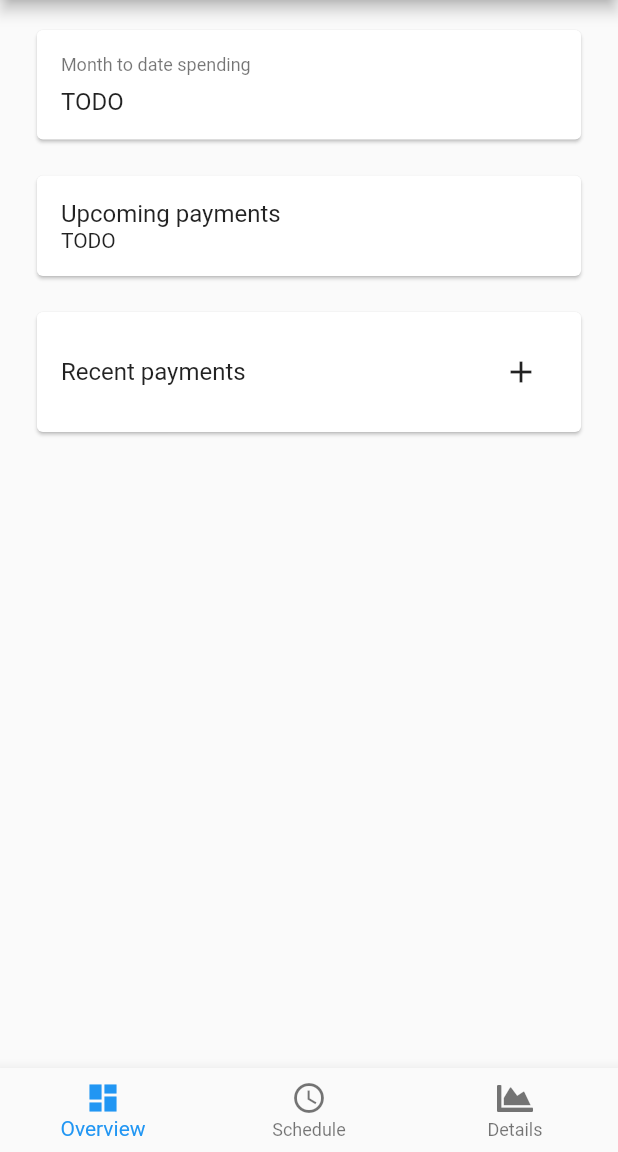
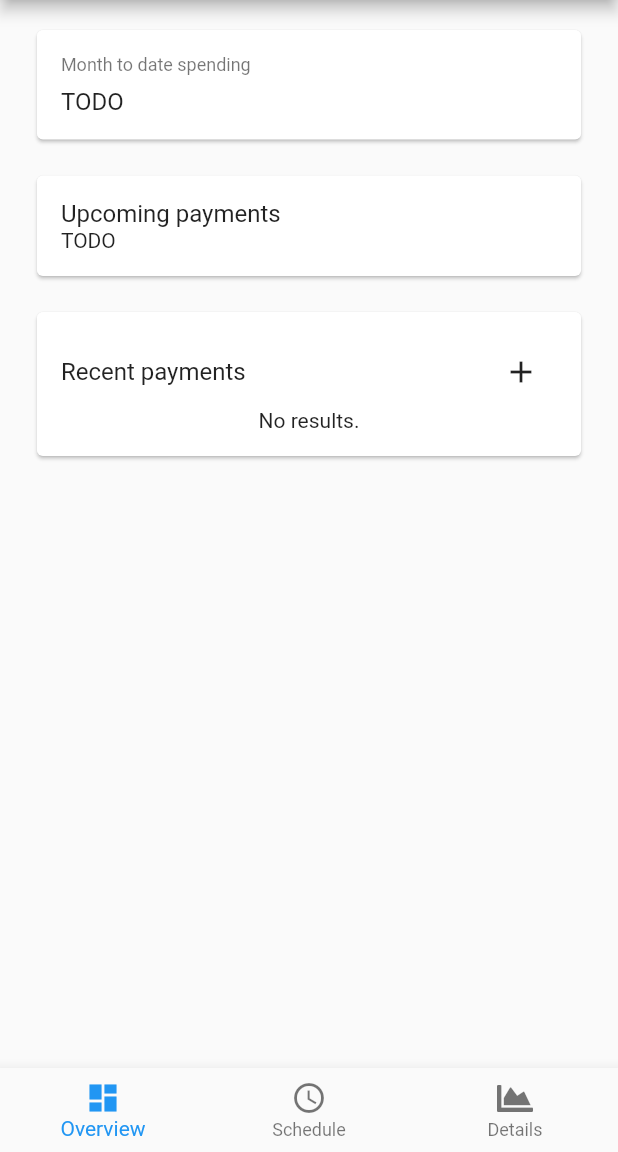
Before and after one commit to niels-hb/consilium, a Flutter app: the screen it shows once a user with an empty profile is signed in, on a phone screen of 412 x 824 dp, the part 84-1236 px from its top. Run offline on Flutter 3.47's test engine with Material 2 defaults, Android fonts, the light colour scheme and no system bars; our stand-ins replace cloud_firestore, firebase_auth, firebase_core, font_awesome_flutter; missing offline and left inert: enum_to_string; accounts and stored records are empty; generated files the repository leaves out were written again.

Commit message:
Added "No results." text when transaction list is empty.

```diff
--- a/lib/l10n/app_de.arb
+++ b/lib/l10n/app_de.arb
@@ -21,5 +21,6 @@
     "latestTransactions": "Letzte Ausgaben",
     "addTransaction": "Zahlung hinzufügen",
     "add": "Hinzufügen",
-    "cancel": "Abbrechen"
+    "cancel": "Abbrechen",
+    "emptyResultSet": "Keine Ergebnisse."
 }
--- a/lib/l10n/app_en.arb
+++ b/lib/l10n/app_en.arb
@@ -48,5 +48,9 @@
     "latestTransactions": "Recent payments",
     "addTransaction": "Add payment",
     "add": "Add",
-    "cancel": "Cancel"
+    "cancel": "Cancel",
+    "emptyResultSet": "No results.",
+    "@emptyResultSet": {
+      "description": "Displayed when a list contains no elements (e.g. when the data set is empty)."
+    }
 }
--- a/lib/pages/home/tabs/overview.dart
+++ b/lib/pages/home/tabs/overview.dart
@@ -156,6 +156,12 @@ class _LatestTransactionsCard extends StatelessWidget {
           List<QueryDocumentSnapshot<TransactionModel>> data =
               snapshot.data!.docs;
 
+          if (data.isEmpty) {
+            return Center(
+              child: Text(AppLocalizations.of(context)!.emptyResultSet),
+            );
+          }
+
           return ListView.builder(
             shrinkWrap: true,
             itemCount: data.length,
```
